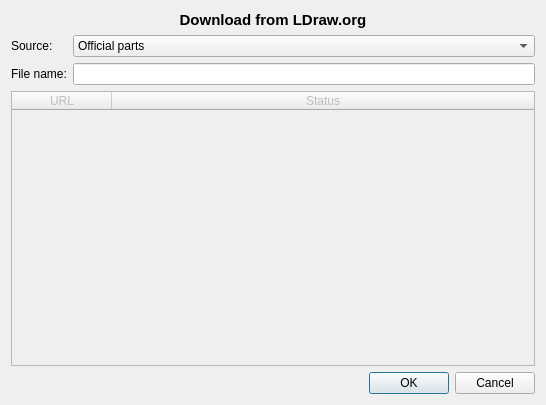
Qt form src/ui/downloadfrom.ui (crimsondusk/ldforge) before a commit.
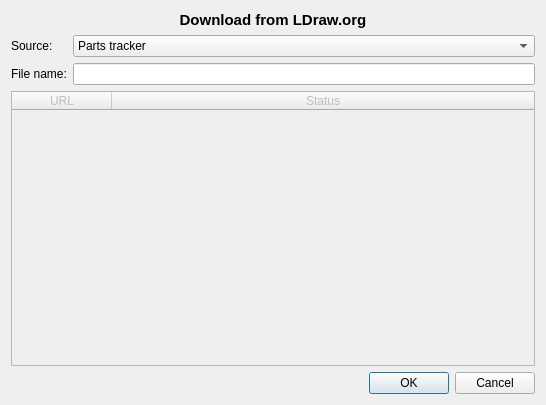
The same form after that commit.

Commit message: handle errors

```diff
--- a/src/ui/downloadfrom.ui
+++ b/src/ui/downloadfrom.ui
@@ -51,11 +51,6 @@
          <verstretch>0</verstretch>
         </sizepolicy>
        </property>
-       <item>
-        <property name="text">
-         <string>Official parts</string>
-        </property>
-       </item>
        <item>
         <property name="text">
          <string>Parts tracker</string>
```
The commit also changes 2 other files.
